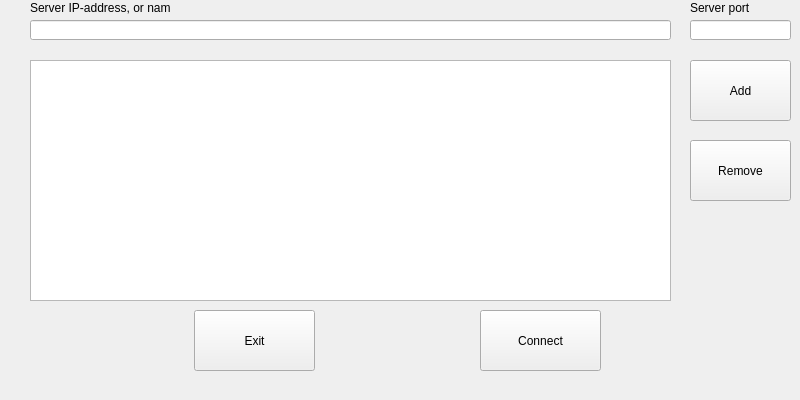
The window that src/gui/startupwindow.ui (Meelo/MaeRemote) describes before a commit, drawn with Qt 5.
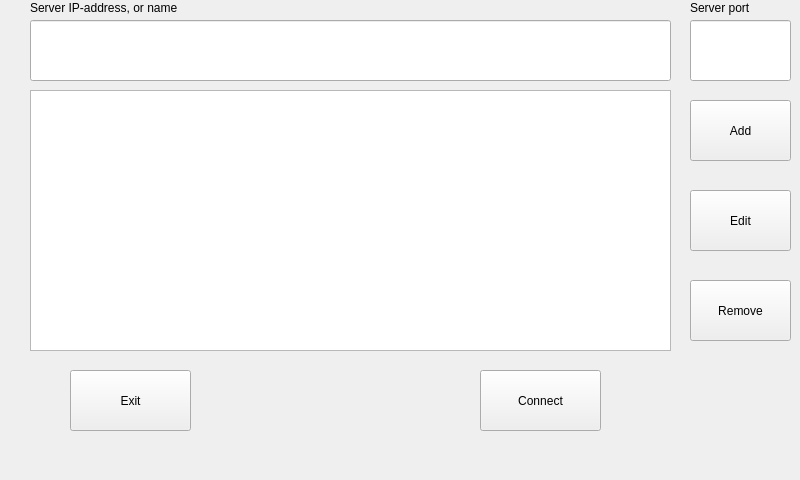
The same window after the commit.

Commit message: startup window should have been QMainWindow type. replaced it with 'ConnectionWindow', which has the correct type

Patch:
```diff
--- a/src/gui/startupwindow.ui
+++ b/src/gui/startupwindow.ui
@@ -7,9 +7,21 @@
     <x>0</x>
     <y>0</y>
     <width>800</width>
-    <height>400</height>
+    <height>480</height>
    </rect>
   </property>
+  <property name="minimumSize">
+   <size>
+    <width>800</width>
+    <height>480</height>
+   </size>
+  </property>
+  <property name="maximumSize">
+   <size>
+    <width>800</width>
+    <height>480</height>
+   </size>
+  </property>
   <property name="windowTitle">
    <string>MaeRemote</string>
   </property>
@@ -18,7 +30,7 @@
     <property name="geometry">
      <rect>
       <x>480</x>
-      <y>310</y>
+      <y>370</y>
       <width>121</width>
       <height>61</height>
      </rect>
@@ -31,7 +43,7 @@
     <property name="geometry">
      <rect>
       <x>690</x>
-      <y>60</y>
+      <y>100</y>
       <width>101</width>
       <height>61</height>
      </rect>
@@ -46,7 +58,7 @@
       <x>30</x>
       <y>20</y>
       <width>641</width>
-      <height>20</height>
+      <height>61</height>
      </rect>
     </property>
    </widget>
@@ -55,7 +67,7 @@
      <rect>
       <x>30</x>
       <y>0</y>
-      <width>141</width>
+      <width>491</width>
       <height>16</height>
      </rect>
     </property>
@@ -69,7 +81,7 @@
       <x>690</x>
       <y>20</y>
       <width>101</width>
-      <height>20</height>
+      <height>61</height>
      </rect>
     </property>
     <property name="maxLength">
@@ -81,7 +93,7 @@
      <rect>
       <x>690</x>
       <y>0</y>
-      <width>61</width>
+      <width>101</width>
       <height>16</height>
      </rect>
     </property>
@@ -93,9 +105,9 @@
     <property name="geometry">
      <rect>
       <x>30</x>
-      <y>60</y>
+      <y>90</y>
       <width>641</width>
-      <height>241</height>
+      <height>261</height>
      </rect>
     </property>
    </widget>
@@ -103,7 +115,7 @@
     <property name="geometry">
      <rect>
       <x>690</x>
-      <y>140</y>
+      <y>280</y>
       <width>101</width>
       <height>61</height>
      </rect>
@@ -115,8 +127,8 @@
    <widget class="QPushButton" name="exitButton">
     <property name="geometry">
      <rect>
-      <x>194</x>
-      <y>310</y>
+      <x>70</x>
+      <y>370</y>
       <width>121</width>
       <height>61</height>
      </rect>
@@ -125,6 +137,19 @@
      <string>Exit</string>
     </property>
    </widget>
+   <widget class="QPushButton" name="addButton_2">
+    <property name="geometry">
+     <rect>
+      <x>690</x>
+      <y>190</y>
+      <width>101</width>
+      <height>61</height>
+     </rect>
+    </property>
+    <property name="text">
+     <string>Edit</string>
+    </property>
+   </widget>
   </widget>
  </widget>
  <resources/>
```
The commit also changes 6 other files.
